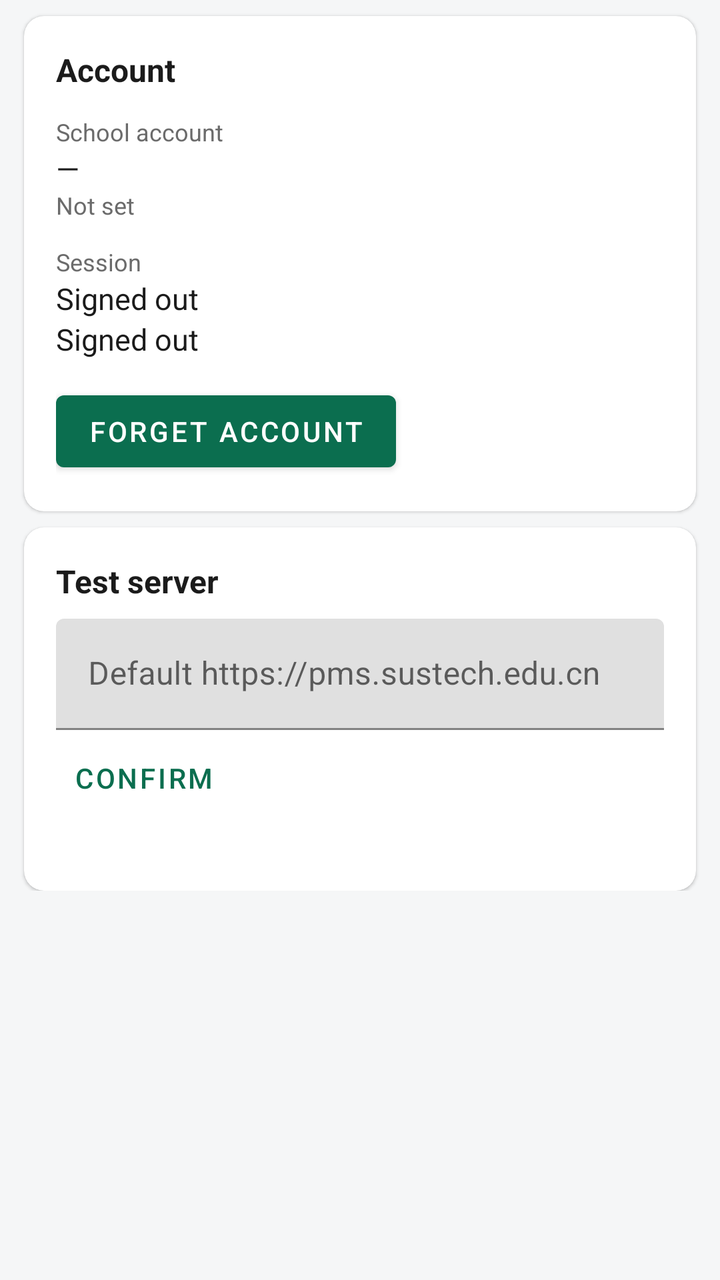
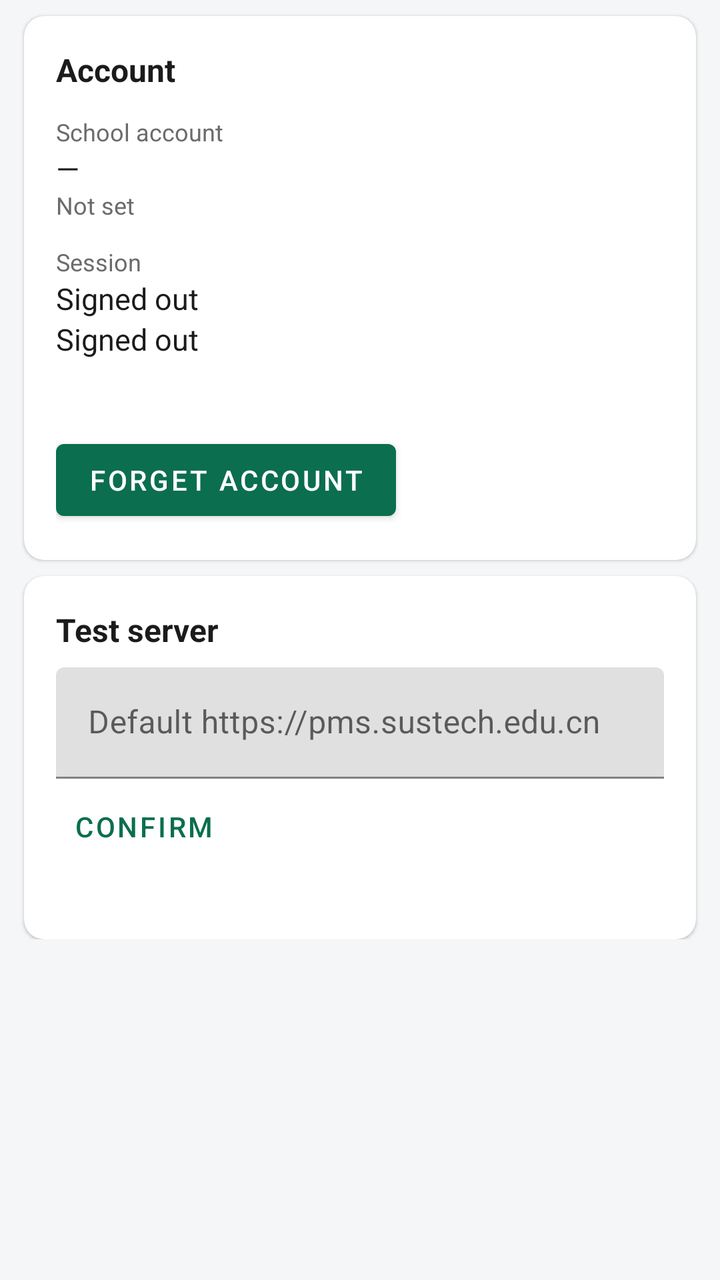

Before-and-after screenshots of an Android layout around one commit, followed by the original layout XML and the change that was made.
<!-- AndroidManifest.xml: application theme Theme.SustechMobile -->
<!-- res/layout/fragment_account.xml -->
<?xml version="1.0" encoding="utf-8"?>
<ScrollView xmlns:android="http://schemas.android.com/apk/res/android"
    android:layout_width="match_parent"
    android:layout_height="match_parent">

    <LinearLayout
        android:layout_width="match_parent"
        android:layout_height="wrap_content"
        android:orientation="vertical"
        android:paddingBottom="24dp">

        <com.google.android.material.card.MaterialCardView
            style="@style/CardBase"
            android:layout_width="match_parent"
            android:layout_height="wrap_content">

            <LinearLayout
                android:layout_width="match_parent"
                android:layout_height="wrap_content"
                android:orientation="vertical"
                android:padding="16dp">

                <TextView
                    android:layout_width="wrap_content"
                    android:layout_height="wrap_content"
                    android:text="@string/account_title"
                    android:textColor="@color/ink"
                    android:textSize="16sp"
                    android:textStyle="bold" />

                <TextView
                    android:layout_width="wrap_content"
                    android:layout_height="wrap_content"
                    android:layout_marginTop="12dp"
                    android:text="@string/account_identity"
                    android:textAppearance="@style/FieldLabel" />

                <TextView
                    android:id="@+id/account_identity"
                    android:layout_width="wrap_content"
                    android:layout_height="wrap_content"
                    android:text="@string/account_unknown"
                    android:textAppearance="@style/FieldValue" />

                <TextView
                    android:id="@+id/account_identity_state"
                    android:layout_width="wrap_content"
                    android:layout_height="wrap_content"
                    android:text="@string/account_creds_missing"
                    android:textColor="@color/ink_muted"
                    android:textSize="12sp" />

                <TextView
                    android:layout_width="wrap_content"
                    android:layout_height="wrap_content"
                    android:layout_marginTop="12dp"
                    android:text="@string/account_session"
                    android:textAppearance="@style/FieldLabel" />

                <TextView
                    android:id="@+id/account_print_session"
                    android:layout_width="wrap_content"
                    android:layout_height="wrap_content"
                    android:text="@string/account_session_invalid"
                    android:textAppearance="@style/FieldValue" />

                <TextView
                    android:id="@+id/account_tis_session"
                    android:layout_width="wrap_content"
                    android:layout_height="wrap_content"
                    android:text="@string/account_session_invalid"
                    android:textAppearance="@style/FieldValue" />

                <com.google.android.material.button.MaterialButton
                    android:id="@+id/btn_forget"
                    android:layout_width="wrap_content"
                    android:layout_height="wrap_content"
                    android:layout_marginTop="12dp"
                    android:text="@string/account_forget" />
            </LinearLayout>
        </com.google.android.material.card.MaterialCardView>

        <com.google.android.material.card.MaterialCardView
            style="@style/CardBase"
            android:layout_width="match_parent"
            android:layout_height="wrap_content">

            <LinearLayout
                android:layout_width="match_parent"
                android:layout_height="wrap_content"
                android:orientation="vertical"
                android:padding="16dp">

                <TextView
                    android:layout_width="wrap_content"
                    android:layout_height="wrap_content"
                    android:text="@string/account_dev_title"
                    android:textColor="@color/ink"
                    android:textSize="16sp"
                    android:textStyle="bold" />

                <com.google.android.material.textfield.TextInputLayout
                    android:layout_width="match_parent"
                    android:layout_height="wrap_content"
                    android:layout_marginTop="8dp"
                    android:hint="@string/server_hint">

                    <com.google.android.material.textfield.TextInputEditText
                        android:id="@+id/input_server"
                        android:layout_width="match_parent"
                        android:layout_height="wrap_content"
                        android:inputType="textUri"
                        android:maxLines="1" />
                </com.google.android.material.textfield.TextInputLayout>

                <com.google.android.material.button.MaterialButton
                    android:id="@+id/btn_server_save"
                    style="@style/Widget.MaterialComponents.Button.TextButton"
                    android:layout_width="wrap_content"
                    android:layout_height="wrap_content"
                    android:text="@string/action_confirm" />

                <TextView
                    android:id="@+id/account_server"
                    android:layout_width="wrap_content"
                    android:layout_height="wrap_content"
                    android:textColor="@color/ink_muted"
                    android:textSize="12sp" />
            </LinearLayout>
        </com.google.android.material.card.MaterialCardView>
    </LinearLayout>
</ScrollView>
<!-- resources referenced by this layout -->
<resources>
  <color name="ink">#1B1B1B</color>
  <color name="ink_muted">#6B6B6B</color>
  <string name="account_creds_missing">Not set</string>
  <string name="account_dev_title">Test server</string>
  <string name="account_forget">Forget account</string>
  <string name="account_identity">School account</string>
  <string name="account_session">Session</string>
  <string name="account_session_invalid">Signed out</string>
  <string name="account_title">Account</string>
  <string name="account_unknown">—</string>
  <string name="action_confirm">Confirm</string>
  <string name="server_hint">Default https://pms.sustech.edu.cn</string>
  <style name="CardBase" parent="Widget.MaterialComponents.CardView">
          <item name="cardCornerRadius">10dp</item>
          <item name="cardElevation">1dp</item>
          <item name="cardBackgroundColor">@color/surface</item>
          <item name="android:layout_marginStart">12dp</item>
          <item name="android:layout_marginEnd">12dp</item>
          <item name="android:layout_marginTop">8dp</item>
      </style>
  <style name="FieldLabel">
          <item name="android:textSize">12sp</item>
          <item name="android:textColor">@color/ink_muted</item>
      </style>
  <style name="FieldValue">
          <item name="android:textSize">15sp</item>
          <item name="android:textColor">@color/ink</item>
      </style>
  <style name="Theme.SustechMobile" parent="Theme.MaterialComponents.Light.NoActionBar">
          <item name="colorPrimary">@color/brand</item>
          <item name="colorPrimaryDark">@color/brand_dark</item>
          <item name="colorAccent">@color/brand</item>
          <item name="colorSecondary">@color/brand</item>
          <item name="android:windowBackground">@color/background</item>
          <item name="android:statusBarColor" tools:targetApi="21">@color/brand_dark</item>
      </style>
  <color name="surface">#FFFFFF</color>
  <color name="brand">#0B6E4F</color>
  <color name="brand_dark">#084F39</color>
  <color name="background">#F5F6F7</color>
</resources>

<!-- the commit's change to res/layout/fragment_account.xml (unified diff, before → after) -->
@@ -71,6 +71,14 @@
                     android:text="@string/account_session_invalid"
                     android:textAppearance="@style/FieldValue" />
 
+                <TextView
+                    android:id="@+id/account_note"
+                    android:layout_width="match_parent"
+                    android:layout_height="wrap_content"
+                    android:layout_marginTop="8dp"
+                    android:textColor="@color/ink_muted"
+                    android:textSize="12sp" />
+
                 <com.google.android.material.button.MaterialButton
                     android:id="@+id/btn_forget"
                     android:layout_width="wrap_content"
